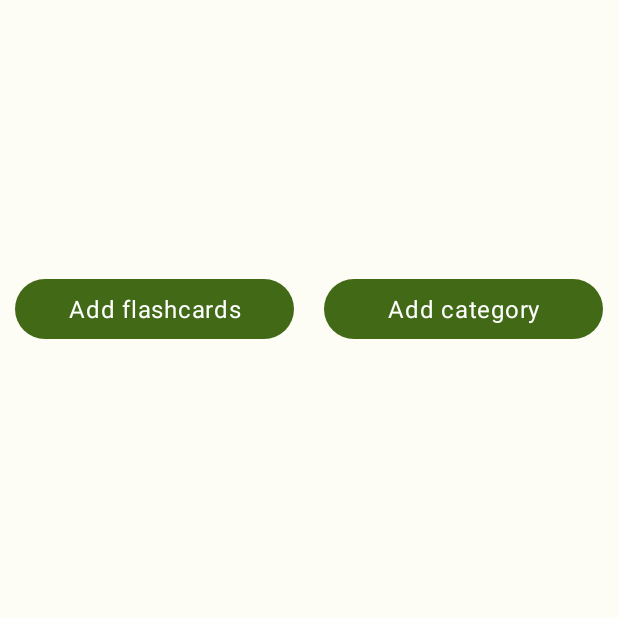
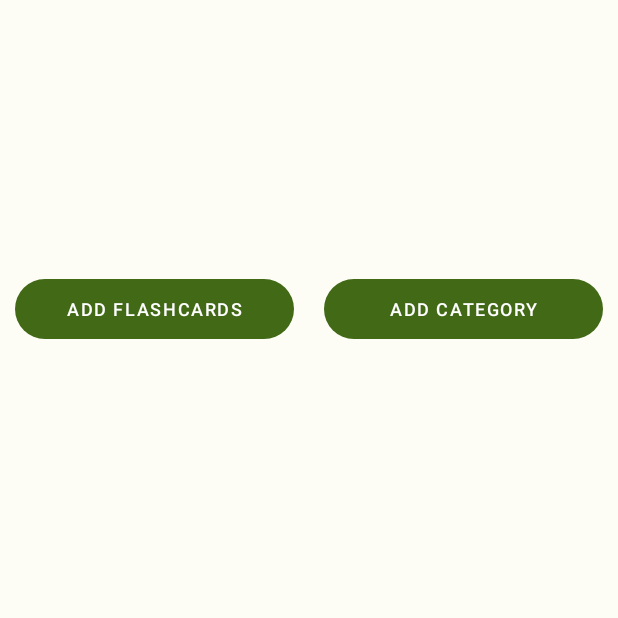
Before and after one commit to matxowy/FlashcardsApp, an Android app: the screen it shows after launch (MainActivity), on a phone screen of 412 x 824 dp, the top half of it. Run offline under Robolectric (Android 15) with nearby library versions, the phone set to English and light mode, and no system bars; our stand-ins replace Dagger/Hilt's generated code.

Commit message:
[FCA-07] (#2)
- Added Add Category Screen
- Added navigation to category screen
- Enabled view binding
- Some changes in main screen

```diff
--- a/app/build.gradle
+++ b/app/build.gradle
@@ -36,6 +36,11 @@ android {
             proguardFiles getDefaultProguardFile('proguard-android-optimize.txt'), 'proguard-rules.pro'
         }
     }
+
+    buildFeatures {
+        viewBinding true
+    }
+
     compileOptions {
         sourceCompatibility JavaVersion.VERSION_11
         targetCompatibility JavaVersion.VERSION_11
--- a/app/src/main/java/com/matxowy/flashcardsapp/presentation/mainscreen/view/MainScreenFragment.kt
+++ b/app/src/main/java/com/matxowy/flashcardsapp/presentation/mainscreen/view/MainScreenFragment.kt
@@ -4,7 +4,10 @@ import android.os.Bundle
 import android.view.View
 import androidx.fragment.app.Fragment
 import androidx.fragment.app.viewModels
+import androidx.lifecycle.lifecycleScope
+import androidx.navigation.fragment.findNavController
 import com.matxowy.flashcardsapp.R
+import com.matxowy.flashcardsapp.databinding.MainScreenFragmentBinding
 import com.matxowy.flashcardsapp.presentation.mainscreen.viewmodel.MainScreenViewModel
 import dagger.hilt.android.AndroidEntryPoint
 
@@ -12,8 +15,34 @@ import dagger.hilt.android.AndroidEntryPoint
 class MainScreenFragment : Fragment(R.layout.main_screen_fragment) {
 
     private val viewModel: MainScreenViewModel by viewModels()
+    private var _binding: MainScreenFragmentBinding? = null
+    private val binding get() = _binding!!
 
     override fun onViewCreated(view: View, savedInstanceState: Bundle?) {
         super.onViewCreated(view, savedInstanceState)
+
+        _binding = MainScreenFragmentBinding.bind(view)
+
+        handleMainScreenEvents()
+        setListeners()
+    }
+
+    private fun setListeners() {
+        binding.btnAddCategory.setOnClickListener {
+            viewModel.onAddCategoryButtonClick()
+        }
+    }
+
+    private fun handleMainScreenEvents() {
+        viewLifecycleOwner.lifecycleScope.launchWhenStarted {
+            viewModel.mainScreenEvent.collect { event ->
+                when (event) {
+                    MainScreenViewModel.MainScreenEvent.NavigateToAddCategory -> {
+                        val action = MainScreenFragmentDirections.actionMainScreenFragmentToAddCategoryFragment()
+                        findNavController().navigate(action)
+                    }
+                }
+            }
+        }
     }
 }
--- a/app/src/main/java/com/matxowy/flashcardsapp/presentation/mainscreen/viewmodel/MainScreenViewModel.kt
+++ b/app/src/main/java/com/matxowy/flashcardsapp/presentation/mainscreen/viewmodel/MainScreenViewModel.kt
@@ -1,8 +1,26 @@
 package com.matxowy.flashcardsapp.presentation.mainscreen.viewmodel
 
 import androidx.lifecycle.ViewModel
+import androidx.lifecycle.viewModelScope
 import dagger.hilt.android.lifecycle.HiltViewModel
+import kotlinx.coroutines.channels.Channel
+import kotlinx.coroutines.flow.receiveAsFlow
+import kotlinx.coroutines.launch
 import javax.inject.Inject
 
 @HiltViewModel
-class MainScreenViewModel @Inject constructor() : ViewModel()
+class MainScreenViewModel @Inject constructor() : ViewModel() {
+
+    private val mainScreenChannel = Channel<MainScreenEvent>(capacity = Channel.BUFFERED)
+    val mainScreenEvent = mainScreenChannel.receiveAsFlow()
+
+    fun onAddCategoryButtonClick() = MainScreenEvent.NavigateToAddCategory.send()
+
+    sealed class MainScreenEvent {
+        object NavigateToAddCategory : MainScreenEvent()
+    }
+
+    private fun MainScreenEvent.send() {
+        viewModelScope.launch { mainScreenChannel.send(this@send) }
+    }
+}
--- a/app/src/main/res/layout/main_screen_fragment.xml
+++ b/app/src/main/res/layout/main_screen_fragment.xml
@@ -19,7 +19,7 @@
         android:layout_height="wrap_content"
         android:layout_marginStart="@dimen/small_margin"
         android:text="@string/add_category_btn_text"
-        android:textAppearance="?attr/textAppearanceBodyLarge"
+        android:textAppearance="@style/TextAppearance.ButtonSmall"
         app:layout_constraintBottom_toTopOf="@id/guidelineHorizontal"
         app:layout_constraintEnd_toEndOf="parent"
         app:layout_constraintStart_toEndOf="@id/btnAddFlashcard"
@@ -32,7 +32,7 @@
         android:layout_height="wrap_content"
         android:layout_marginEnd="@dimen/small_margin"
         android:text="@string/add_flashcards_btn_text"
-        android:textAppearance="?attr/textAppearanceBodyLarge"
+        android:textAppearance="@style/TextAppearance.ButtonSmall"
         app:layout_constraintBottom_toTopOf="@id/guidelineHorizontal"
         app:layout_constraintEnd_toStartOf="@id/btnAddCategory"
         app:layout_constraintStart_toStartOf="parent"
@@ -41,8 +41,10 @@
 
     <com.google.android.material.textfield.TextInputLayout
         android:id="@+id/tilSpinnerCategories"
+        style="@style/Widget.App.ExposedDropdownMenu"
         android:layout_width="match_parent"
         android:layout_height="wrap_content"
+        android:gravity="center_horizontal"
         app:layout_constraintEnd_toEndOf="parent"
         app:layout_constraintStart_toStartOf="parent"
         app:layout_constraintTop_toBottomOf="@id/guidelineHorizontal"
@@ -53,7 +55,8 @@
             android:layout_width="match_parent"
             android:layout_height="wrap_content"
             android:hint="@string/choose_a_category_to_start_learning"
-            android:inputType="none" />
+            android:inputType="none"
+            android:textAppearance="?attr/textAppearanceBodyLarge"/>
     </com.google.android.material.textfield.TextInputLayout>
 
 </androidx.constraintlayout.widget.ConstraintLayout>
--- a/app/src/main/res/navigation/nav_graph.xml
+++ b/app/src/main/res/navigation/nav_graph.xml
@@ -9,6 +9,15 @@
         android:id="@+id/mainScreenFragment"
         android:name="com.matxowy.flashcardsapp.presentation.mainscreen.view.MainScreenFragment"
         android:label="MainScreenFragment"
-        tools:layout="@layout/main_screen_fragment"/>
+        tools:layout="@layout/main_screen_fragment">
+        <action
+            android:id="@+id/action_mainScreenFragment_to_addCategoryFragment"
+            app:destination="@id/addCategoryFragment" />
+    </fragment>
+    <fragment
+        android:id="@+id/addCategoryFragment"
+        android:name="com.matxowy.flashcardsapp.presentation.addcategory.view.AddCategoryFragment"
+        android:label="AddCategoryFragment"
+        tools:layout="@layout/add_category_fragment"/>
 
 </navigation>
--- a/app/src/main/res/values-night/themes.xml
+++ b/app/src/main/res/values-night/themes.xml
@@ -27,6 +27,5 @@
         <item name="colorOnSurfaceInverse">@color/md_theme_dark_inverseOnSurface</item>
         <item name="colorSurfaceInverse">@color/md_theme_dark_inverseSurface</item>
         <item name="colorPrimaryInverse">@color/md_theme_dark_inversePrimary</item>
-        <item name="textInputStyle">@style/Widget.App.ExposedDropdownMenu</item>
     </style>
 </resources>
--- a/app/src/main/res/values/strings.xml
+++ b/app/src/main/res/values/strings.xml
@@ -4,4 +4,6 @@
     <string name="add_category_btn_text">Add category</string>
     <string name="add_flashcards_btn_text">Add flashcards</string>
     <string name="choose_a_category_to_start_learning">Choose a category to start learning!</string>
+    <string name="category_name_text">Category name</string>
+    <string name="add_category_text">Add category</string>
 </resources>
--- a/app/src/main/res/values/styles.xml
+++ b/app/src/main/res/values/styles.xml
@@ -3,4 +3,8 @@
     <style name="Widget.App.ExposedDropdownMenu" parent="Widget.Material3.TextInputLayout.OutlinedBox.ExposedDropdownMenu">
         <item name="android:background">?attr/colorOnSecondary</item>
     </style>
+
+    <style name="Widget.App.OutlinedBox" parent="Widget.Material3.TextInputLayout.OutlinedBox">
+        <item name="android:background">?attr/colorOnSecondary</item>
+    </style>
 </resources>
--- a/app/src/main/res/values/themes.xml
+++ b/app/src/main/res/values/themes.xml
@@ -27,6 +27,5 @@
         <item name="colorOnSurfaceInverse">@color/md_theme_light_inverseOnSurface</item>
         <item name="colorSurfaceInverse">@color/md_theme_light_inverseSurface</item>
         <item name="colorPrimaryInverse">@color/md_theme_light_inversePrimary</item>
-        <item name="textInputStyle">@style/Widget.App.ExposedDropdownMenu</item>
     </style>
 </resources>
--- /dev/null
+++ b/app/src/main/res/values/typography.xml
@@ -0,0 +1,6 @@
+<?xml version="1.0" encoding="utf-8"?>
+<resources>
+    <style name="TextAppearance.ButtonSmall" parent="TextAppearance.MaterialComponents.Button">
+        <item name="android:textSize">12sp</item>
+    </style>
+</resources>
```
Also changed, not shown: app/src/main/java/com/matxowy/flashcardsapp/presentation/addcategory/view/AddCategoryFragment.kt (added, +19 -0 lines), app/src/main/java/com/matxowy/flashcardsapp/presentation/addcategory/viewmodel/AddCategoryViewModel.kt (added, +10 -0 lines), app/src/main/res/layout/add_category_fragment.xml (added, +45 -0 lines), 1 other file.
